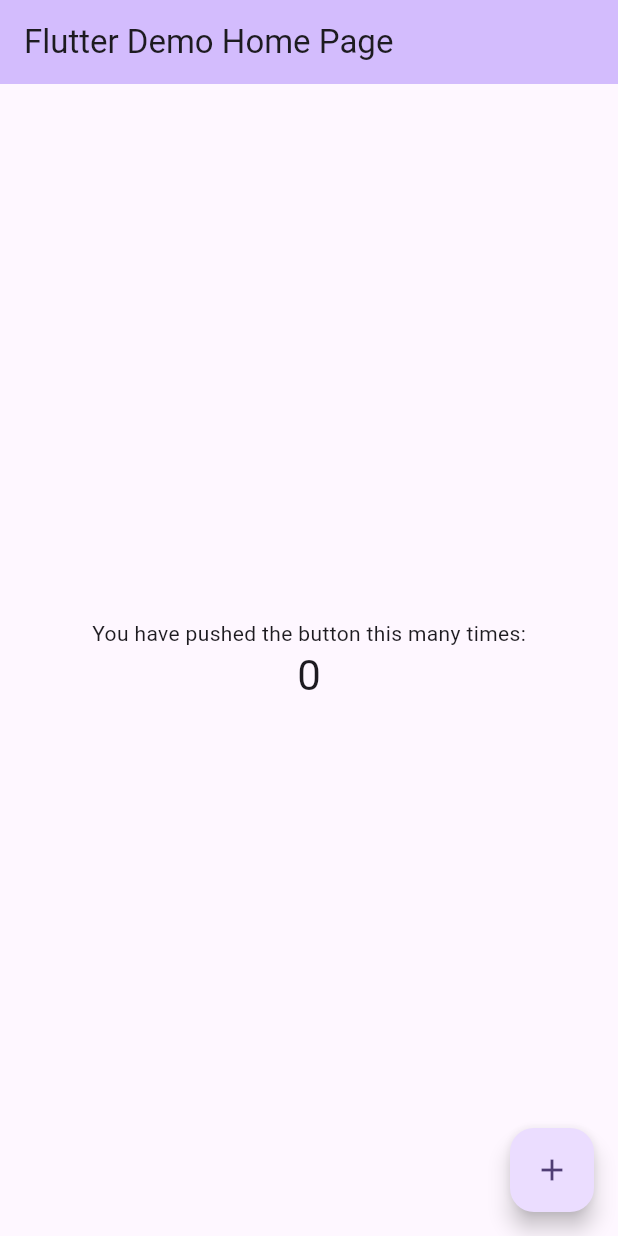
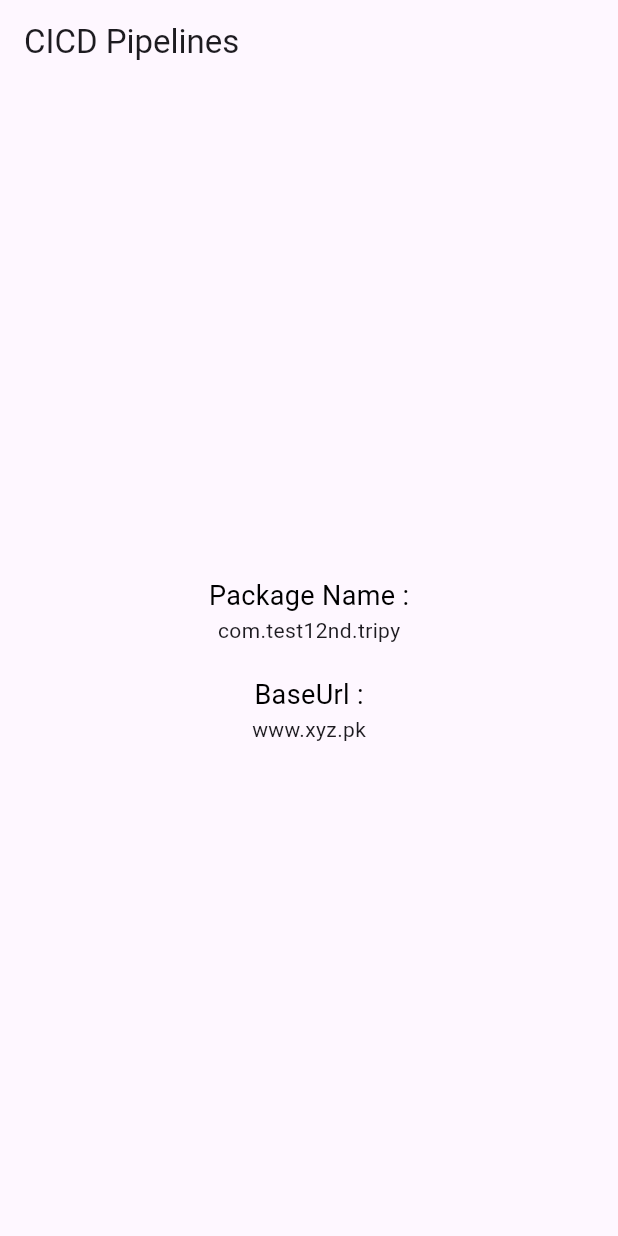
Before and after one commit to FarrukhFaraz/cicd, a Flutter app: the screen it shows after launch, on a phone screen of 412 x 824 dp. Run offline on Flutter 3.47's test engine with Material 3 defaults, Android fonts, the phone set to English and light mode, and no system bars.

Commit message:
files updated

```diff
--- /dev/null
+++ b/lib/home_page.dart
@@ -0,0 +1,39 @@
+import 'package:cicd/url_file.dart';
+import 'package:flutter/material.dart';
+
+class HomePage extends StatefulWidget {
+  const HomePage({super.key});
+
+  @override
+  State<HomePage> createState() => _HomePageState();
+}
+
+class _HomePageState extends State<HomePage> {
+  @override
+  Widget build(BuildContext context) {
+    return Scaffold(
+      appBar: AppBar(
+        title: const Text('CICD Pipelines'),
+      ),
+      body: Center(
+        child: Column(
+          mainAxisAlignment: MainAxisAlignment.center,
+          crossAxisAlignment: CrossAxisAlignment.center,
+          children: [
+            const Text(
+              'Package Name :',
+              style: TextStyle(fontSize: 18, color: Colors.black),
+            ),
+            Text(BaseURLFile.packageName),
+            const SizedBox(height: 20),
+            const Text(
+              'BaseUrl :',
+              style: TextStyle(fontSize: 18, color: Colors.black),
+            ),
+            Text(BaseURLFile.baseUrl),
+          ],
+        ),
+      ),
+    );
+  }
+}
--- a/lib/main.dart
+++ b/lib/main.dart
@@ -1,3 +1,4 @@
+import 'package:cicd/splash_screen.dart';
 import 'package:flutter/material.dart';
 
 void main() {
@@ -11,115 +12,13 @@ class MyApp extends StatelessWidget {
   @override
   Widget build(BuildContext context) {
     return MaterialApp(
+      debugShowCheckedModeBanner: false,
       title: 'Flutter Demo',
       theme: ThemeData(
-        // This is the theme of your application.
-        //
-        // TRY THIS: Try running your application with "flutter run". You'll see
-        // the application has a purple toolbar. Then, without quitting the app,
-        // try changing the seedColor in the colorScheme below to Colors.green
-        // and then invoke "hot reload" (save your changes or press the "hot
-        // reload" button in a Flutter-supported IDE, or press "r" if you used
-        // the command line to start the app).
-        //
-        // Notice that the counter didn't reset back to zero; the application
-        // state is not lost during the reload. To reset the state, use hot
-        // restart instead.
-        //
-        // This works for code too, not just values: Most code changes can be
-        // tested with just a hot reload.
         colorScheme: ColorScheme.fromSeed(seedColor: Colors.deepPurple),
         useMaterial3: true,
       ),
-      home: const MyHomePage(title: 'Flutter Demo Home Page'),
+      home: const SplashScreen(),
     );
   }
 }
-
-class MyHomePage extends StatefulWidget {
-  const MyHomePage({super.key, required this.title});
-
-  // This widget is the home page of your application. It is stateful, meaning
-  // that it has a State object (defined below) that contains fields that affect
-  // how it looks.
-
-  // This class is the configuration for the state. It holds the values (in this
-  // case the title) provided by the parent (in this case the App widget) and
-  // used by the build method of the State. Fields in a Widget subclass are
-  // always marked "final".
-
-  final String title;
-
-  @override
-  State<MyHomePage> createState() => _MyHomePageState();
-}
-
-class _MyHomePageState extends State<MyHomePage> {
-  int _counter = 0;
-
-  void _incrementCounter() {
-    setState(() {
-      // This call to setState tells the Flutter framework that something has
-      // changed in this State, which causes it to rerun the build method below
-      // so that the display can reflect the updated values. If we changed
-      // _counter without calling setState(), then the build method would not be
-      // called again, and so nothing would appear to happen.
-      _counter++;
-    });
-  }
-
-  @override
-  Widget build(BuildContext context) {
-    // This method is rerun every time setState is called, for instance as done
-    // by the _incrementCounter method above.
-    //
-    // The Flutter framework has been optimized to make rerunning build methods
-    // fast, so that you can just rebuild anything that needs updating rather
-    // than having to individually change instances of widgets.
-    return Scaffold(
-      appBar: AppBar(
-        // TRY THIS: Try changing the color here to a specific color (to
-        // Colors.amber, perhaps?) and trigger a hot reload to see the AppBar
-        // change color while the other colors stay the same.
-        backgroundColor: Theme.of(context).colorScheme.inversePrimary,
-        // Here we take the value from the MyHomePage object that was created by
-        // the App.build method, and use it to set our appbar title.
-        title: Text(widget.title),
-      ),
-      body: Center(
-        // Center is a layout widget. It takes a single child and positions it
-        // in the middle of the parent.
-        child: Column(
-          // Column is also a layout widget. It takes a list of children and
-          // arranges them vertically. By default, it sizes itself to fit its
-          // children horizontally, and tries to be as tall as its parent.
-          //
-          // Column has various properties to control how it sizes itself and
-          // how it positions its children. Here we use mainAxisAlignment to
-          // center the children vertically; the main axis here is the vertical
-          // axis because Columns are vertical (the cross axis would be
-          // horizontal).
-          //
-          // TRY THIS: Invoke "debug painting" (choose the "Toggle Debug Paint"
-          // action in the IDE, or press "p" in the console), to see the
-          // wireframe for each widget.
-          mainAxisAlignment: MainAxisAlignment.center,
-          children: <Widget>[
-            const Text(
-              'You have pushed the button this many times:',
-            ),
-            Text(
-              '$_counter',
-              style: Theme.of(context).textTheme.headlineMedium,
-            ),
-          ],
-        ),
-      ),
-      floatingActionButton: FloatingActionButton(
-        onPressed: _incrementCounter,
-        tooltip: 'Increment',
-        child: const Icon(Icons.add),
-      ), // This trailing comma makes auto-formatting nicer for build methods.
-    );
-  }
-}
--- /dev/null
+++ b/lib/url_file.dart
@@ -0,0 +1,8 @@
+class BaseURLFile {
+  static String packageName = 'com.test12nd.tripy';
+  static String baseUrl = 'www.xyz.pk';
+  static String loginUrl = "${baseUrl}api/login";
+  static String createUserUrl = "${baseUrl}api/create-user";
+  static String homeUrl = "${baseUrl}api/home";
+  static String profileUrl = "${baseUrl}api/profile";
+}
--- a/pubspec.yaml
+++ b/pubspec.yaml
@@ -59,8 +59,9 @@ flutter:
   uses-material-design: true
 
   # To add assets to your application, add an assets section, like this:
-  # assets:
-  #   - images/a_dot_burr.jpeg
+  assets:
+    - assets/
+#     - images/a_dot_burr.jpeg
   #   - images/a_dot_ham.jpeg
 
   # An image asset can refer to one or more resolution-specific "variants", see
```
Also changed, not shown: lib/splash_screen.dart (added, +33 -0 lines), assets/images.jpeg (added).
